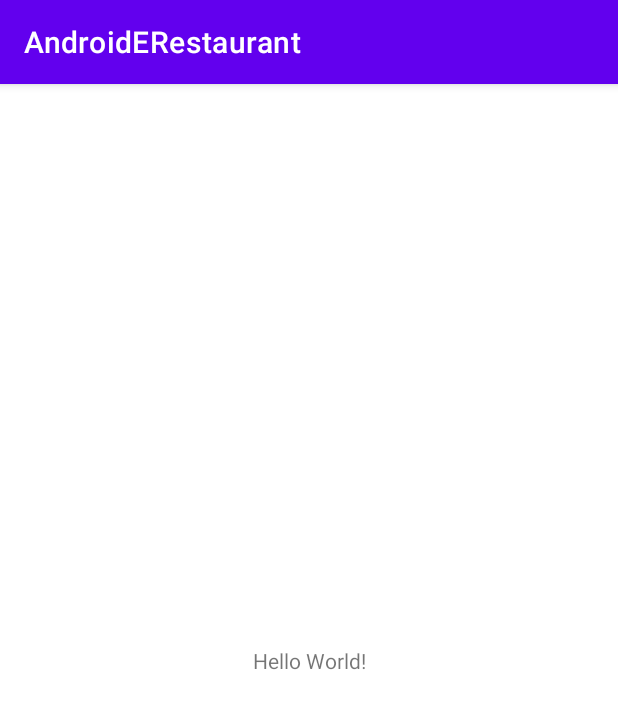
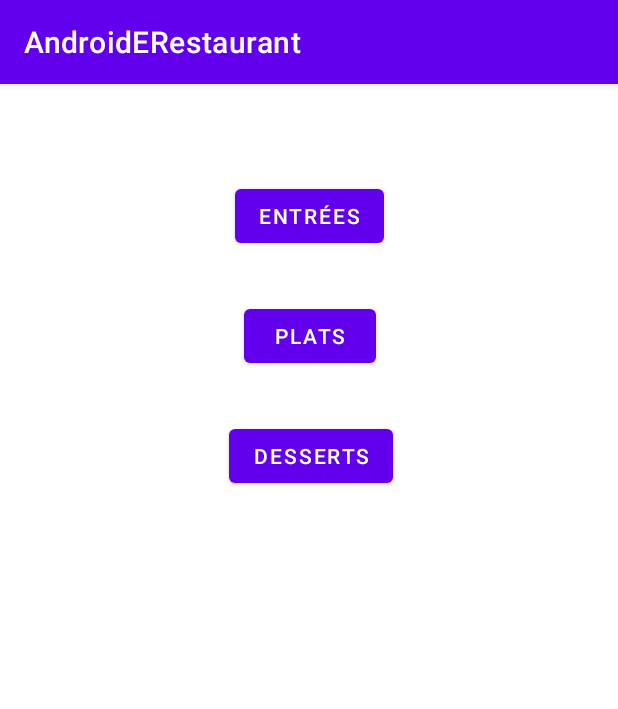
Before and after one commit to Zitoune83/AndroidERestaurant, an Android app: the screen it shows after launch (HomeActivity), on a phone screen of 412 x 824 dp. Shown: the top 709 px of the screen. Run offline under Robolectric (Android 15) with nearby library versions, the phone set to English and light mode, and no system bars.

Commit message:
Add 3 buttons on activity_home

```diff
--- a/app/src/main/java/fr/isen/bernhard/androiderestaurant/HomeActivity.kt
+++ b/app/src/main/java/fr/isen/bernhard/androiderestaurant/HomeActivity.kt
@@ -3,18 +3,25 @@ package fr.isen.bernhard.androiderestaurant
 import androidx.appcompat.app.AppCompatActivity
 import android.os.Bundle
 import android.util.Log
+import android.widget.Button
 
 class HomeActivity : AppCompatActivity() {
 
-    private val TAG = "HomeActivity"
+    private val tag = "HomeActivity"
 
     override fun onCreate(savedInstanceState: Bundle?) {
         super.onCreate(savedInstanceState)
         setContentView(R.layout.activity_home)
+
+        //Recupere l' @ de l' objet homeButton1
+        //val button: Button = findViewById(R.id.homeButton1)
+
+
+
     }
 
      override fun onDestroy() {
          super.onDestroy()
-         Log.d(TAG,"HomeActivity destroyed")
+         Log.d(tag,"HomeActivity destroyed")
     }
 }
--- a/app/src/main/res/layout/activity_home.xml
+++ b/app/src/main/res/layout/activity_home.xml
@@ -6,13 +6,36 @@
     android:layout_height="match_parent"
     tools:context=".HomeActivity">
 
-    <TextView
+    <Button
+        android:id="@+id/homeButton1"
         android:layout_width="wrap_content"
         android:layout_height="wrap_content"
-        android:text="Hello World!"
-        app:layout_constraintBottom_toBottomOf="parent"
+        android:layout_marginTop="64dp"
+        android:text="@string/home_button1"
         app:layout_constraintEnd_toEndOf="parent"
         app:layout_constraintStart_toStartOf="parent"
         app:layout_constraintTop_toTopOf="parent" />
 
+    <Button
+        android:id="@+id/homeButton2"
+        android:layout_width="wrap_content"
+        android:layout_height="wrap_content"
+        android:layout_marginTop="32dp"
+        android:text="@string/home_button2"
+        app:layout_constraintEnd_toEndOf="@+id/homeButton1"
+        app:layout_constraintHorizontal_bias="0.511"
+        app:layout_constraintStart_toStartOf="@+id/homeButton1"
+        app:layout_constraintTop_toBottomOf="@+id/homeButton1" />
+
+    <Button
+        android:id="@+id/homeButton3"
+        android:layout_width="wrap_content"
+        android:layout_height="wrap_content"
+        android:layout_marginTop="32dp"
+        android:text="@string/home_button3"
+        app:layout_constraintEnd_toEndOf="@+id/homeButton2"
+        app:layout_constraintHorizontal_bias="0.488"
+        app:layout_constraintStart_toStartOf="@+id/homeButton2"
+        app:layout_constraintTop_toBottomOf="@+id/homeButton2" />
+
 </androidx.constraintlayout.widget.ConstraintLayout>
--- a/app/src/main/res/values/strings.xml
+++ b/app/src/main/res/values/strings.xml
@@ -1,3 +1,6 @@
 <resources>
     <string name="app_name">AndroidERestaurant</string>
+    <string name="home_button1">Entrées</string>
+    <string name="home_button2">Plats</string>
+    <string name="home_button3">Desserts</string>
 </resources>
```
